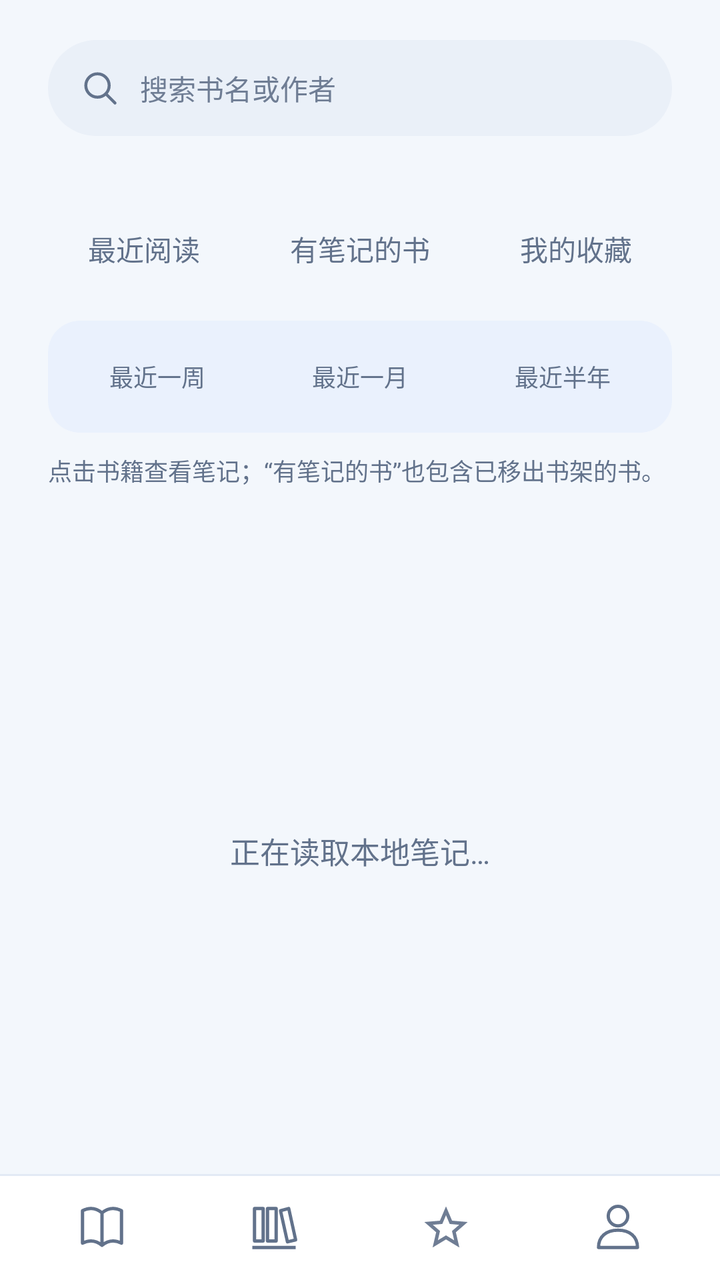
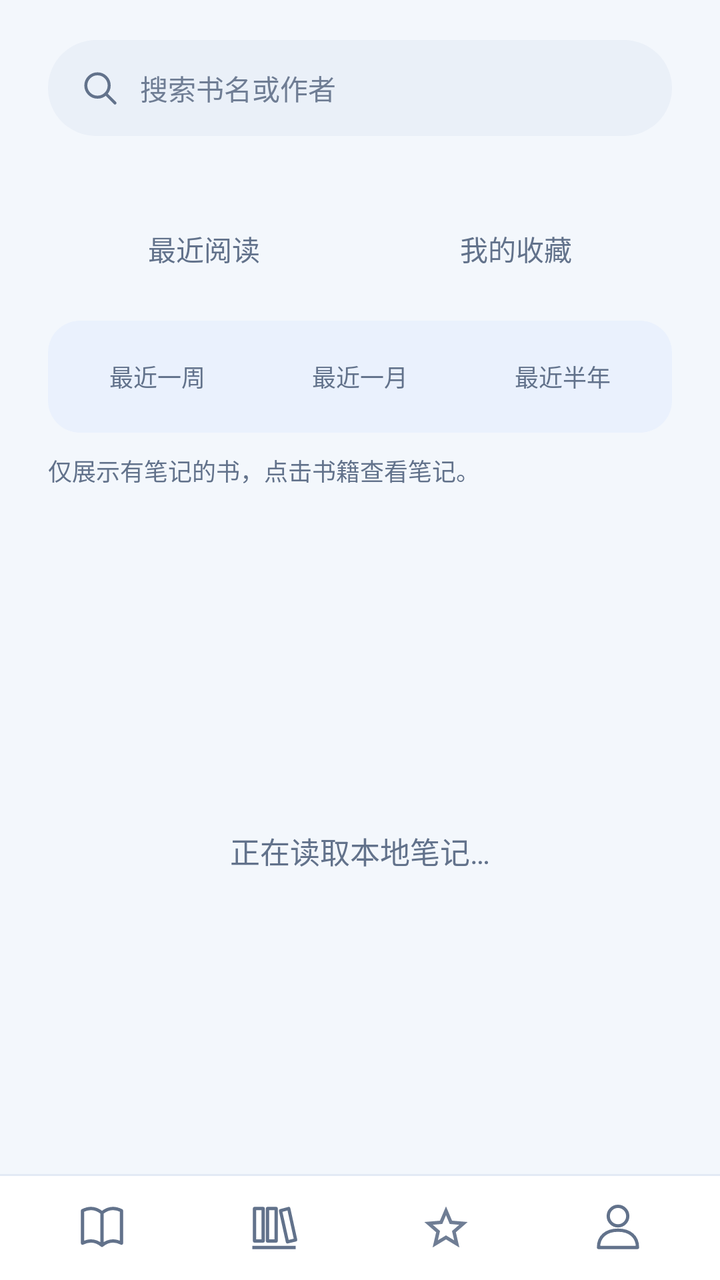

Screens rendered from an Android XML layout before and after an edit, with the pre-edit source and the edit as a unified diff.
<!-- AndroidManifest.xml: application theme AppTheme -->
<!-- res/layout/activity_bookshelf.xml -->
<?xml version="1.0" encoding="utf-8"?>
<LinearLayout xmlns:android="http://schemas.android.com/apk/res/android"
    android:layout_width="match_parent" android:layout_height="match_parent"
    android:fitsSystemWindows="true" android:orientation="vertical">
    <LinearLayout android:layout_width="match_parent" android:layout_height="0dp" android:layout_weight="1"
        android:orientation="vertical" android:paddingStart="24dp" android:paddingEnd="24dp" android:paddingTop="20dp">
        <LinearLayout android:layout_width="match_parent" android:layout_height="48dp"
            android:orientation="horizontal" android:gravity="center_vertical" android:background="@drawable/search_background"
            android:paddingStart="16dp" android:paddingEnd="16dp">
            <ImageView android:layout_width="20dp" android:layout_height="20dp"
                android:src="@drawable/ic_search" android:importantForAccessibility="no" />
            <EditText android:id="@+id/book_search" android:layout_width="0dp" android:layout_height="match_parent"
                android:layout_weight="1" android:layout_marginStart="10dp" android:background="@null"
                android:hint="@string/search_books" android:singleLine="true" android:inputType="text"
                android:imeOptions="actionDone" android:importantForAutofill="no" android:textSize="14sp"
                android:textColor="@color/text_primary" android:textColorHint="@color/text_hint" />
        </LinearLayout>
        <TextView android:id="@+id/shelf_summary" android:layout_width="match_parent" android:layout_height="wrap_content"
            android:layout_marginTop="12dp" android:textSize="12sp" android:textColor="@color/text_secondary" />
        <LinearLayout android:layout_width="match_parent" android:layout_height="wrap_content" android:minHeight="48dp"
            android:layout_marginTop="4dp" android:orientation="horizontal">
            <Button android:id="@+id/recent_tab" style="@style/ReadingTab" android:layout_width="0dp"
                android:layout_height="match_parent" android:layout_weight="4" android:text="@string/recent_tab" />
            <Button android:id="@+id/notebooks_tab" style="@style/ReadingTab" android:layout_width="0dp"
                android:layout_height="match_parent" android:layout_weight="5" android:text="@string/notebooks_tab" />
            <Button android:id="@+id/favorites_tab" style="@style/ReadingTab" android:layout_width="0dp"
                android:layout_height="match_parent" android:layout_weight="4" android:text="@string/favorites_tab" />
        </LinearLayout>
        <LinearLayout android:id="@+id/recent_periods" android:layout_width="match_parent" android:layout_height="56dp"
            android:layout_marginTop="12dp" android:orientation="horizontal" android:padding="4dp"
            android:background="@drawable/segment_tray_background">
            <Button android:id="@+id/recent_week" style="@style/PeriodTab" android:layout_width="0dp"
                android:layout_height="match_parent" android:layout_weight="1" android:text="@string/recent_week" />
            <Button android:id="@+id/recent_month" style="@style/PeriodTab" android:layout_width="0dp"
                android:layout_height="match_parent" android:layout_weight="1" android:text="@string/recent_month" />
            <Button android:id="@+id/recent_half_year" style="@style/PeriodTab" android:layout_width="0dp"
                android:layout_height="match_parent" android:layout_weight="1" android:text="@string/recent_half_year" />
        </LinearLayout>
        <TextView android:id="@+id/library_hint" android:layout_width="match_parent" android:layout_height="wrap_content"
            android:layout_marginTop="10dp" android:text="@string/library_hint" android:textSize="12sp"
            android:textColor="@color/text_secondary" android:lineSpacingExtra="4dp" />
        <FrameLayout android:layout_width="match_parent" android:layout_height="0dp"
            android:layout_weight="1" android:layout_marginTop="20dp">
            <GridView android:id="@+id/book_list" android:layout_width="match_parent" android:layout_height="match_parent"
                android:numColumns="3" android:stretchMode="columnWidth" android:horizontalSpacing="16dp"
                android:verticalSpacing="24dp" android:listSelector="@drawable/text_button_background"
                android:clipToPadding="false" android:paddingTop="2dp" android:paddingBottom="20dp" android:scrollbars="none" />
            <TextView android:id="@+id/library_empty" android:layout_width="match_parent" android:layout_height="match_parent"
                android:gravity="center" android:padding="24dp" android:text="@string/loading_library"
                android:textSize="15sp" android:textColor="@color/text_secondary" android:lineSpacingExtra="6dp" />
        </FrameLayout>
    </LinearLayout>
    <include layout="@layout/bottom_navigation" />
</LinearLayout>
<!-- res/layout/bottom_navigation.xml (included above) -->
<?xml version="1.0" encoding="utf-8"?>
<LinearLayout xmlns:android="http://schemas.android.com/apk/res/android"
    android:id="@+id/bottom_navigation"
    android:layout_width="match_parent" android:layout_height="wrap_content"
    android:orientation="vertical" android:background="@color/surface">
    <View android:layout_width="match_parent" android:layout_height="1dp"
        android:background="@color/outline" android:importantForAccessibility="no" />
    <LinearLayout android:layout_width="match_parent" android:layout_height="52dp"
        android:orientation="horizontal" android:gravity="center_vertical" android:baselineAligned="false"
        android:paddingStart="8dp" android:paddingEnd="8dp">
        <LinearLayout android:id="@+id/nav_home" android:layout_width="0dp" android:layout_height="match_parent"
            android:layout_weight="1" android:orientation="vertical" android:gravity="center"
            android:background="@drawable/text_button_background" android:contentDescription="@string/nav_home" android:focusable="true">
            <ImageView android:id="@+id/nav_home_icon" android:layout_width="56dp" android:layout_height="34dp"
                android:paddingStart="15dp" android:paddingEnd="15dp" android:paddingTop="4dp" android:paddingBottom="4dp"
                android:background="@drawable/nav_icon_background" android:src="@drawable/ic_nav_home" android:importantForAccessibility="no" />
        </LinearLayout>
        <LinearLayout android:id="@+id/nav_shelf" android:layout_width="0dp" android:layout_height="match_parent"
            android:layout_weight="1" android:orientation="vertical" android:gravity="center"
            android:background="@drawable/text_button_background" android:contentDescription="@string/nav_shelf" android:focusable="true">
            <ImageView android:id="@+id/nav_shelf_icon" android:layout_width="56dp" android:layout_height="34dp"
                android:paddingStart="15dp" android:paddingEnd="15dp" android:paddingTop="4dp" android:paddingBottom="4dp"
                android:background="@drawable/nav_icon_background" android:src="@drawable/ic_nav_shelf" android:importantForAccessibility="no" />
        </LinearLayout>
        <LinearLayout android:id="@+id/nav_favorites" android:layout_width="0dp" android:layout_height="match_parent"
            android:layout_weight="1" android:orientation="vertical" android:gravity="center"
            android:background="@drawable/text_button_background" android:contentDescription="@string/nav_favorites" android:focusable="true">
            <ImageView android:id="@+id/nav_favorites_icon" android:layout_width="56dp" android:layout_height="34dp"
                android:paddingStart="15dp" android:paddingEnd="15dp" android:paddingTop="4dp" android:paddingBottom="4dp"
                android:background="@drawable/nav_icon_background" android:src="@drawable/ic_book_favorite_outline" android:importantForAccessibility="no" />
        </LinearLayout>
        <LinearLayout android:id="@+id/nav_connection" android:layout_width="0dp" android:layout_height="match_parent"
            android:layout_weight="1" android:orientation="vertical" android:gravity="center"
            android:background="@drawable/text_button_background" android:contentDescription="@string/nav_connection" android:focusable="true">
            <ImageView android:id="@+id/nav_connection_icon" android:layout_width="56dp" android:layout_height="34dp"
                android:paddingStart="15dp" android:paddingEnd="15dp" android:paddingTop="4dp" android:paddingBottom="4dp"
                android:background="@drawable/nav_icon_background" android:src="@drawable/ic_nav_connection" android:importantForAccessibility="no" />
        </LinearLayout>
    </LinearLayout>
</LinearLayout>
<!-- resources referenced by this layout -->
<resources>
  <color name="outline">#E3EAF5</color>
  <color name="surface">#FFFFFF</color>
  <color name="text_hint">#6F7D94</color>
  <color name="text_primary">#1D2C48</color>
  <color name="text_secondary">#62728B</color>
  <!-- drawable ic_search (drawable) -->
  <vector xmlns:android="http://schemas.android.com/apk/res/android" android:width="22dp" android:height="22dp" android:viewportWidth="24" android:viewportHeight="24">
      <path android:fillColor="@android:color/transparent" android:strokeColor="@color/text_secondary" android:strokeWidth="1.8" android:strokeLineCap="round" android:pathData="M10.5,3.5a7,7 0,1 0,0 14a7,7 0,1 0,0 -14M16,16L21,21" />
  </vector>
  <!-- drawable nav_icon_background (drawable) -->
  <?xml version="1.0" encoding="utf-8"?>
  <selector xmlns:android="http://schemas.android.com/apk/res/android">
      <item android:state_selected="true">
          <shape><solid android:color="@color/surface_tint" /><corners android:radius="12dp" /></shape>
      </item>
      <item android:drawable="@android:color/transparent" />
  </selector>
  <!-- drawable search_background (drawable) -->
  <shape xmlns:android="http://schemas.android.com/apk/res/android">
      <solid android:color="@color/search_surface" /><corners android:radius="24dp" />
  </shape>
  <!-- drawable segment_tray_background (drawable) -->
  <?xml version="1.0" encoding="utf-8"?>
  <shape xmlns:android="http://schemas.android.com/apk/res/android">
      <solid android:color="@color/surface_tint" />
      <corners android:radius="16dp" />
  </shape>
  <!-- drawable text_button_background (drawable) -->
  <ripple xmlns:android="http://schemas.android.com/apk/res/android" android:color="@color/ripple_secondary">
      <item android:id="@android:id/mask"><shape><solid android:color="@color/surface" /><corners android:radius="6dp" /></shape></item>
  </ripple>
  <string name="favorites_tab">我的收藏</string>
  <string name="library_hint">点击书籍查看笔记；“有笔记的书”也包含已移出书架的书。</string>
  <string name="loading_library">正在读取本地笔记…</string>
  <string name="nav_connection">我的</string>
  <string name="nav_favorites">收藏</string>
  <string name="nav_home">阅读</string>
  <string name="nav_shelf">书架</string>
  <string name="notebooks_tab">有笔记的书</string>
  <string name="recent_half_year">最近半年</string>
  <string name="recent_month">最近一月</string>
  <string name="recent_tab">最近阅读</string>
  <string name="recent_week">最近一周</string>
  <string name="search_books">搜索书名或作者</string>
  <style name="PeriodTab" parent="ReadingTab">
          <item name="android:background">@drawable/segment_background</item>
          <item name="android:textColor">@color/segment_text</item>
          <item name="android:textSize">12sp</item>
      </style>
  <style name="ReadingTab" parent="FlatButton">
          <item name="android:background">@drawable/reading_tab_background</item>
          <item name="android:textColor">@color/tab_text</item>
          <item name="android:paddingStart">4dp</item>
          <item name="android:paddingEnd">4dp</item>
      </style>
  <style name="AppTheme" parent="AppTheme.Base" />
  <color name="surface_tint">#EAF1FD</color>
  <color name="search_surface">#EAF0F8</color>
  <color name="ripple_secondary">#183F6FE5</color>
  <!-- drawable tab_selected_background (drawable) -->
  <layer-list xmlns:android="http://schemas.android.com/apk/res/android">
      <item android:height="3dp" android:gravity="bottom" android:left="12dp" android:right="12dp">
          <shape><solid android:color="@color/primary" /><corners android:radius="2dp" /></shape>
      </item>
  </layer-list>
  <color name="background">#F3F7FC</color>
  <color name="primary_dark">#1D2C48</color>
  <color name="primary">#3F6FE5</color>
  <!-- unchanged entries left out for length: 8 -->
</resources>

<!-- the commit's change to res/layout/activity_bookshelf.xml (unified diff, before → after) -->
@@ -21,8 +21,6 @@
             android:layout_marginTop="4dp" android:orientation="horizontal">
             <Button android:id="@+id/recent_tab" style="@style/ReadingTab" android:layout_width="0dp"
                 android:layout_height="match_parent" android:layout_weight="4" android:text="@string/recent_tab" />
-            <Button android:id="@+id/notebooks_tab" style="@style/ReadingTab" android:layout_width="0dp"
-                android:layout_height="match_parent" android:layout_weight="5" android:text="@string/notebooks_tab" />
             <Button android:id="@+id/favorites_tab" style="@style/ReadingTab" android:layout_width="0dp"
                 android:layout_height="match_parent" android:layout_weight="4" android:text="@string/favorites_tab" />
         </LinearLayout>
<!-- resource entries referenced after the edit -->
@@ -32,13 +32,12 @@
       <item android:id="@android:id/mask"><shape><solid android:color="@color/surface" /><corners android:radius="6dp" /></shape></item>
   </ripple>
   <string name="favorites_tab">我的收藏</string>
-  <string name="library_hint">点击书籍查看笔记；“有笔记的书”也包含已移出书架的书。</string>
+  <string name="library_hint">仅展示有笔记的书，点击书籍查看笔记。</string>
   <string name="loading_library">正在读取本地笔记…</string>
   <string name="nav_connection">我的</string>
   <string name="nav_favorites">收藏</string>
   <string name="nav_home">阅读</string>
   <string name="nav_shelf">书架</string>
-  <string name="notebooks_tab">有笔记的书</string>
   <string name="recent_half_year">最近半年</string>
   <string name="recent_month">最近一月</string>
   <string name="recent_tab">最近阅读</string>
